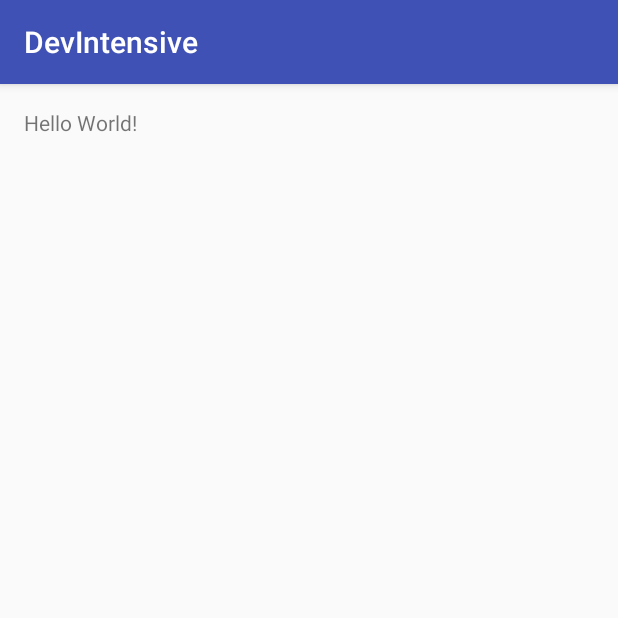
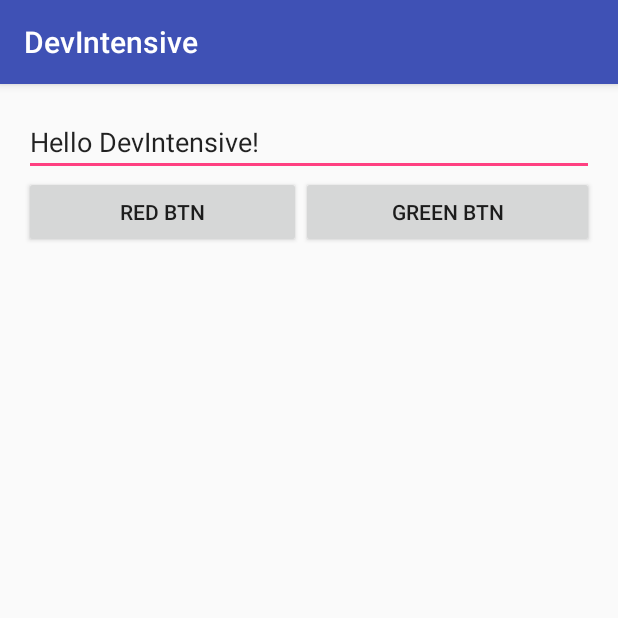
Before and after one commit to vv-off/DevIntensive, an Android app: the screen it shows after launch (MainActivity), on a phone screen of 412 x 824 dp, the top half of it. Run offline under Robolectric (Android 15) with nearby library versions, the phone set to English and light mode, and no system bars.

Commit message:
вернул названия colors

```diff
--- a/app/src/main/java/com/github/vv_off/devintensive/ui/activites/MainActivity.java
+++ b/app/src/main/java/com/github/vv_off/devintensive/ui/activites/MainActivity.java
@@ -1,15 +1,106 @@
 package com.github.vv_off.devintensive.ui.activites;
 
+import android.graphics.Color;
 import android.support.v7.app.AppCompatActivity;
 import android.os.Bundle;
+import android.util.Log;
+import android.view.View;
+import android.widget.Button;
+import android.widget.EditText;
 
 import com.github.vv_off.devintensive.R;
+import com.github.vv_off.devintensive.utils.ConstantManager;
 
-public class MainActivity extends AppCompatActivity {
+public class MainActivity extends AppCompatActivity implements View.OnClickListener{
+
+    private static final String TAG = ConstantManager.TAG_PREFIX + "Main Activity";
+
+    protected EditText mEditText;
+    protected Button mRedButton, mGreenButton;
+    protected int mColorMode;
 
     @Override
     protected void onCreate(Bundle savedInstanceState) {
         super.onCreate(savedInstanceState);
         setContentView(R.layout.activity_main);
+        Log.d(TAG, "onCreate");
+
+        mRedButton = (Button) findViewById(R.id.red_btn);
+        mGreenButton = (Button) findViewById(R.id.green_btn);
+        mEditText = (EditText) findViewById(R.id.edit_text);
+
+        mRedButton.setOnClickListener(this);
+        mGreenButton.setOnClickListener(this);
+
+        if(savedInstanceState == null){
+            //активити запускается впервые
+        } else {
+            //активити уже создавалось
+            mColorMode = savedInstanceState.getInt(ConstantManager.COLOR_MODE_KEY);
+
+            if(mColorMode == Color.RED){
+                mEditText.setBackgroundColor(Color.RED);
+            } else if (mColorMode == Color.GREEN){
+                mEditText.setBackgroundColor(Color.GREEN);
+            }
+        }
+    }
+
+    @Override
+    protected void onStart() {
+        super.onStart();
+        Log.d(TAG, "onStart");
+    }
+
+    @Override
+    protected void onResume() {
+        super.onResume();
+        Log.d(TAG, "onResume");
+    }
+
+    @Override
+    protected void onPause() {
+        super.onPause();
+        Log.d(TAG, "onPause");
+    }
+
+    @Override
+    protected void onStop() {
+        super.onStop();
+        Log.d(TAG, "onStop");
+    }
+
+    @Override
+    protected void onDestroy() {
+        super.onDestroy();
+        Log.d(TAG, "onDestroy");
+    }
+
+    @Override
+    protected void onRestart() {
+        super.onRestart();
+        Log.d(TAG, "onRestart");
+    }
+
+    @Override
+    public void onClick(View v) {
+        switch (v.getId()){
+            case R.id.red_btn:
+                mEditText.setBackgroundColor(Color.RED);
+                mColorMode = Color.RED;
+                break;
+            case R.id.green_btn:
+                mEditText.setBackgroundColor(Color.GREEN);
+                mColorMode = Color.GREEN;
+                break;
+        }
+    }
+
+    @Override
+    protected void onSaveInstanceState(Bundle outState) {
+        super.onSaveInstanceState(outState);
+
+        Log.d(TAG,"onSaveInstanceState");
+        outState.putInt(ConstantManager.COLOR_MODE_KEY, mColorMode);
     }
 }
--- /dev/null
+++ b/app/src/main/java/com/github/vv_off/devintensive/utils/ConstantManager.java
@@ -0,0 +1,6 @@
+package com.github.vv_off.devintensive.utils;
+
+public interface ConstantManager {
+    String TAG_PREFIX = "DEV";
+    String COLOR_MODE_KEY = "COLOR_MODE_KEY";
+}
--- a/app/src/main/res/layout/activity_main.xml
+++ b/app/src/main/res/layout/activity_main.xml
@@ -1,16 +1,40 @@
 <?xml version="1.0" encoding="utf-8"?>
-<RelativeLayout xmlns:android="http://schemas.android.com/apk/res/android"
+<LinearLayout xmlns:android="http://schemas.android.com/apk/res/android"
               xmlns:tools="http://schemas.android.com/tools"
               android:layout_width="match_parent"
               android:layout_height="match_parent"
+              android:orientation="vertical"
               android:paddingBottom="@dimen/activity_vertical_margin"
               android:paddingLeft="@dimen/activity_horizontal_margin"
               android:paddingRight="@dimen/activity_horizontal_margin"
               android:paddingTop="@dimen/activity_vertical_margin"
               tools:context=".ui.activites.MainActivity">
 
-    <TextView
+    <EditText
+        android:id="@+id/edit_text"
+        android:layout_width="match_parent"
+        android:layout_height="wrap_content"
+        android:text="Hello DevIntensive!"/>
+
+    <LinearLayout
+        android:layout_width="match_parent"
+        android:layout_height="wrap_content"
+        android:gravity="center"
+        android:orientation="horizontal">
+
+        <Button
+            android:id="@+id/red_btn"
             android:layout_width="wrap_content"
             android:layout_height="wrap_content"
-        android:text="Hello World!" />
-</RelativeLayout>
+            android:layout_weight="0.5"
+            android:text="Red Btn"/>
+
+        <Button
+            android:id="@+id/green_btn"
+            android:layout_width="wrap_content"
+            android:layout_height="wrap_content"
+            android:layout_weight="0.5"
+            android:text="Green Btn"/>
+
+    </LinearLayout>
+</LinearLayout>
--- a/app/src/main/res/values/dimens.xml
+++ b/app/src/main/res/values/dimens.xml
@@ -13,7 +13,7 @@
     <dimen name="spacing_small_8">8dp</dimen>
     <dimen name="spacing_normal_16">16dp</dimen>
     <dimen name="spacing_medial_24">24dp</dimen>
-    <dimen name="spacing_mediaum_32">32dp</dimen>
+    <dimen name="spacing_medium_32">32dp</dimen>
     <dimen name="spacing_large_56">56dp</dimen>
     <dimen name="spacing_larger_72">72dp</dimen>
 
```
Lines whose indentation alone changed are shown as unchanged.
